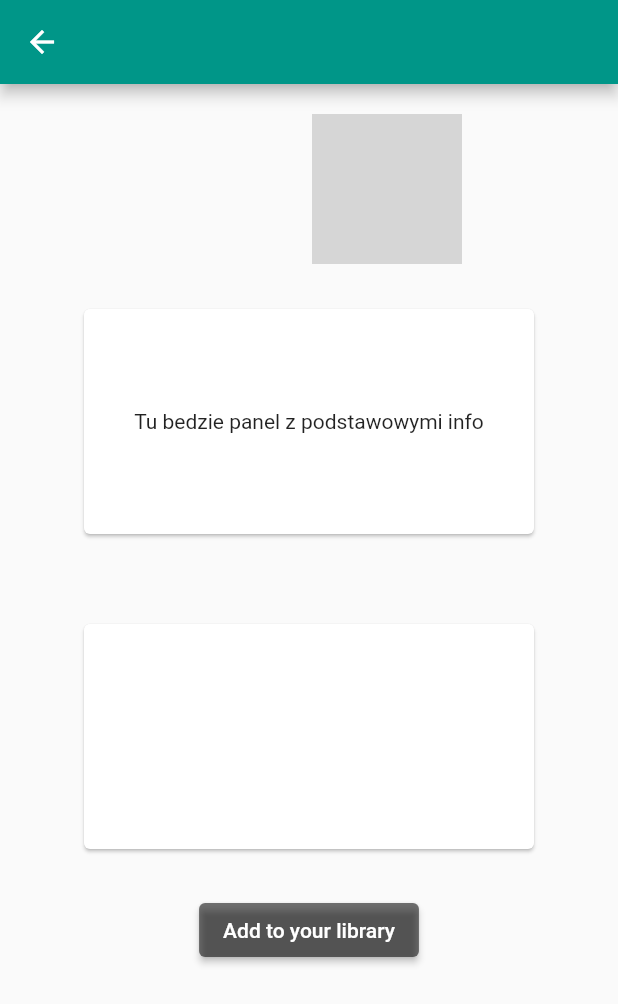
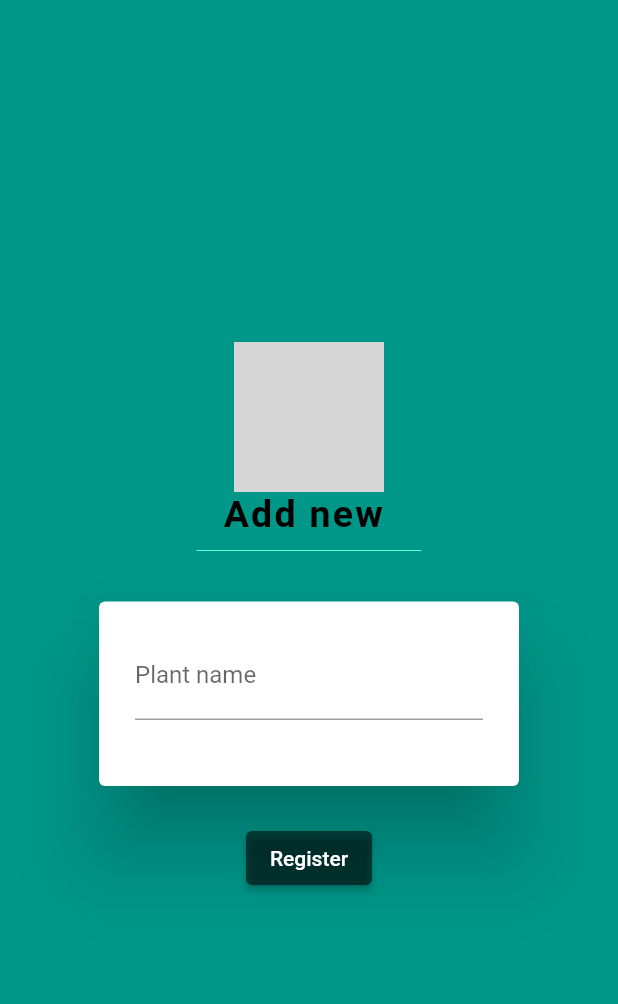
Before and after one commit to serwus701/Plantity, a Flutter app: the EncyclopediaRecordScreen screen opened directly with empty values, after a tap on "Add to your library", on a phone screen of 412 x 824 dp. Shown: the top 1004 px of the screen. Run offline on Flutter 3.47's test engine with Material 2 defaults, Android fonts, the phone set to English and light mode, and no system bars; Roboto replaces fonts that are missing (SourceSans3); grey boxes are pictures that could not be loaded.

Commit message:
library top

```diff
--- /dev/null
+++ b/Front/TODO.txt
@@ -0,0 +1,4 @@
+- checkboxy do library_record_screen
+- gwiazdeczki (?) w encyclopedia_record_screen jako podstawowe info
+- panel użytkownika?
+- wyśrodkować text library_record_screen i encyclopedia_record_screen
--- /dev/null
+++ b/Front/lib/screens/Shared/add_plant_screen.dart
@@ -0,0 +1,98 @@
+import 'dart:convert';
+import 'dart:math';
+
+import 'package:flutter/material.dart';
+import 'package:http/http.dart' as http;
+
+import '../../utils/encyclopedia_record.dart';
+
+class AddPage extends StatefulWidget {
+  EncyclopediaRecord plant;
+  String login;
+  AddPage({super.key, required this.plant, required this.login});
+
+  @override
+  _AddPageState createState() => _AddPageState(plant, login);
+}
+
+class _AddPageState extends State<AddPage> {
+  final _formKey = GlobalKey<FormState>();
+  EncyclopediaRecord plant;
+  String login;
+  _AddPageState(this.plant, this.login);
+
+  void addPlant(EncyclopediaRecord plant, String login) async {
+    //UserApiRequests.addPlantToLibrary(plant.plantNickname, plant.speciesName, login);
+    setState(() {});
+  }
+
+  @override
+  Widget build(BuildContext context) {
+    return Scaffold(
+      backgroundColor: Colors.teal,
+      body: SafeArea(
+        child: Column(
+          mainAxisAlignment: MainAxisAlignment.center,
+          children: <Widget> [
+            CircleAvatar(
+              radius: 50.0,
+              backgroundImage: AssetImage('assets/plants/${plant.photoId}.jpg'),
+            ),
+            Text('Add new ${plant.speciesName}',
+                style: TextStyle(
+                  fontFamily: 'SourceSans3',
+                  color: Colors.black,
+                  fontSize: 25.0,
+                  letterSpacing: 1.5,
+                  fontWeight: FontWeight.bold,
+                )),
+            SizedBox(
+                height: 20.0,
+                width: 150.0,
+                child: Divider(
+                  color:Colors.tealAccent,
+                )
+            ),
+            Container(
+              color: Colors.teal,
+              child: AlertDialog(
+                content: Form(
+                  key: _formKey,
+                  child: Column(
+                    mainAxisAlignment: MainAxisAlignment.center,
+                    mainAxisSize: MainAxisSize.min,
+                    children: <Widget>[
+                      TextFormField(
+                        validator: (input) {
+                          if (input!.isEmpty) {
+                            return 'Please enter your new plant name';
+                          }
+                          return null;
+                        },
+                        onChanged: (input) => plant.plantNickname = input, //nie wiem czy to dobrze, bo tworzymy chyba nowy obiekt
+                        decoration: InputDecoration(labelText: 'Plant name'),
+                      ),
+                      SizedBox(
+                        height: 20.0,
+                      ),
+                    ],
+                  ),
+                ),
+              ),
+            ),
+            ElevatedButton(
+              style: ButtonStyle(
+                backgroundColor: MaterialStatePropertyAll<Color>(Colors.black54),
+              ),
+              onPressed: () {
+                addPlant(plant, login);
+              },
+              child: Text('Register'),
+            ),
+          ],
+        ),
+      ),
+    );
+  }
+
+}
--- a/Front/lib/screens/User/encyclopedia_record_screen.dart
+++ b/Front/lib/screens/User/encyclopedia_record_screen.dart
@@ -2,6 +2,7 @@
 
 import '../../api_requests/user_api_requests.dart';
 import '../../utils/encyclopedia_record.dart';
+import '../Shared/add_plant_screen.dart';
 
 class EncyclopediaRecordScreen extends StatefulWidget {
   EncyclopediaRecord plant;
@@ -85,7 +86,9 @@
                     backgroundColor: MaterialStatePropertyAll<Color>(Colors.black54),
                   ),
                   onPressed: () {
-                    //addPlant - do wywołania
+                    Navigator.push(
+                        context, MaterialPageRoute(builder: (context) => AddPage(plant: plant, login: login))
+                    );
                   },
                   child: Text('Add to your library'),
                 ),
```
Also changed, not shown: Front/lib/screens/User/library_record_screen.dart (+27 -4 lines), Front/lib/screens/User/library_screen.dart (+10 -2 lines).
